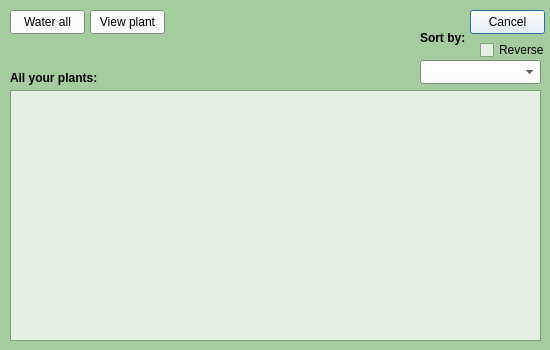
This is project/ui/all_plants.ui in denzelxav/Plantfolio as Qt 5 draws it before an edit. The edited form follows.
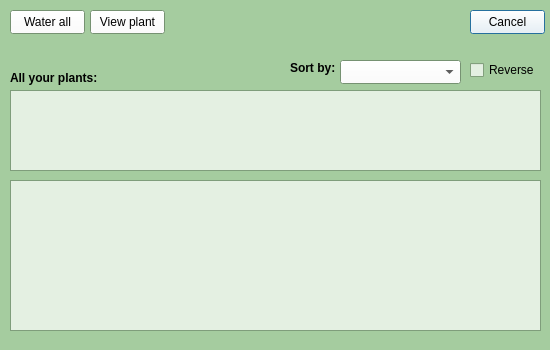
This is the edited form.

Commit message: added table instead of list in the ui of all_plants

Patch:
```diff
--- a/project/ui/all_plants.ui
+++ b/project/ui/all_plants.ui
@@ -230,7 +230,7 @@
      <x>10</x>
      <y>90</y>
      <width>531</width>
-     <height>251</height>
+     <height>81</height>
     </rect>
    </property>
    <property name="iconSize">
@@ -261,7 +261,7 @@
   <widget class="QComboBox" name="sort_by">
    <property name="geometry">
     <rect>
-     <x>420</x>
+     <x>340</x>
      <y>60</y>
      <width>121</width>
      <height>24</height>
@@ -310,8 +310,8 @@
   <widget class="QLabel" name="sort_by_label">
    <property name="geometry">
     <rect>
-     <x>420</x>
-     <y>30</y>
+     <x>290</x>
+     <y>60</y>
      <width>151</width>
      <height>16</height>
     </rect>
@@ -328,8 +328,8 @@
   <widget class="QCheckBox" name="checkBox">
    <property name="geometry">
     <rect>
-     <x>480</x>
-     <y>40</y>
+     <x>470</x>
+     <y>60</y>
      <width>78</width>
      <height>20</height>
     </rect>
@@ -338,6 +338,16 @@
     <string>Reverse</string>
    </property>
   </widget>
+  <widget class="QTableWidget" name="plant_table">
+   <property name="geometry">
+    <rect>
+     <x>10</x>
+     <y>180</y>
+     <width>531</width>
+     <height>151</height>
+    </rect>
+   </property>
+  </widget>
  </widget>
  <resources/>
  <connections/>
```
Left out of the diff: 2 changed lines with no effect on the pictures. The commit also changes 1 other file.
